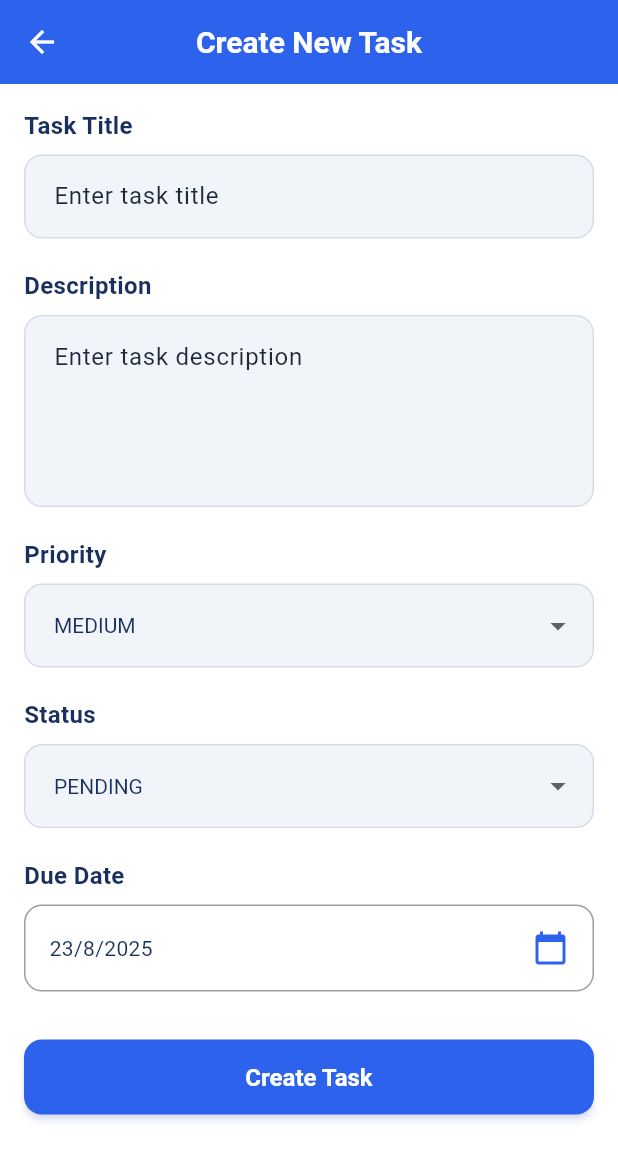
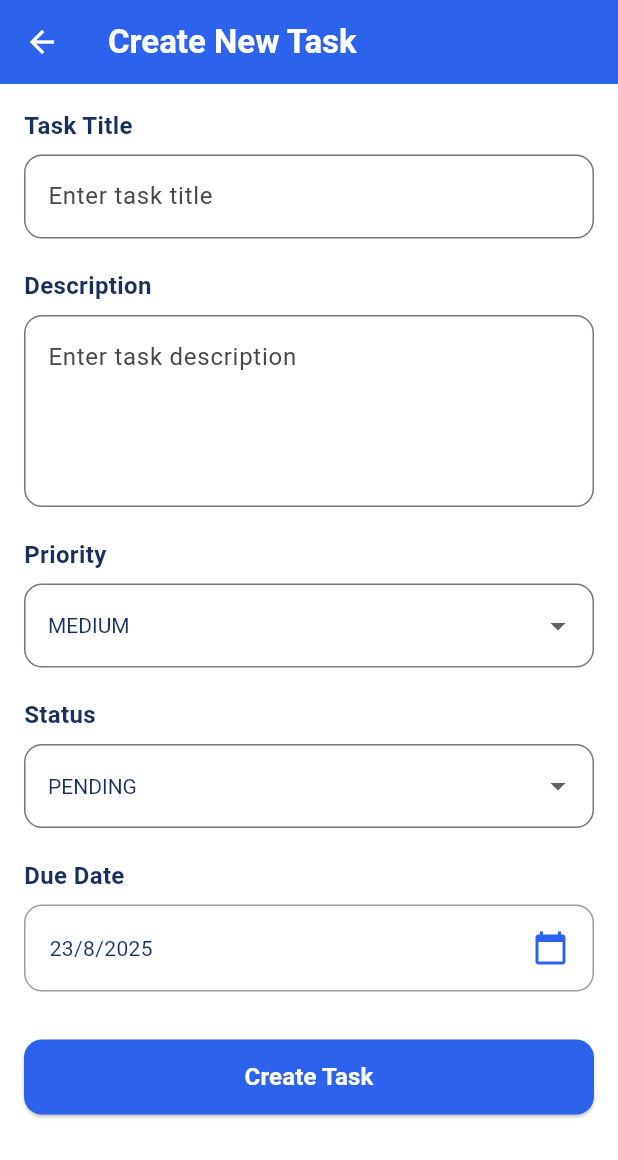
Before and after one commit to SeneshFitzroy/Team-Sync-Project-Management-Application, a Flutter app: the screen it shows after launch, after a tap on "Create Task", on a phone screen of 412 x 824 dp. Shown: the top 1160 px of the screen. Run offline on Flutter 3.47's test engine with Material 3 defaults, Android fonts, the phone set to English and light mode, and no system bars; our stand-ins replace cloud_firestore, firebase_auth, firebase_core; accounts and stored records are empty; Roboto replaces fonts that are missing (Poppins).

Commit message:
feat: Enhanced lib/main.dart,  - Detailed changes: diff --git a/lib/main.dart b/lib/main.dart index 4... at 11:47:53.19 Fri 08/22/2025

```diff
--- a/lib/main.dart
+++ b/lib/main.dart
@@ -1,35 +1,7 @@
 import 'package:flutter/material.dart';
-import 'package:flutter/services.dart';
-import 'package:firebase_core/firebase_core.dart';
-import 'firebase_options.dart';
-import 'theme/app_theme.dart';
+import 'Screens/MainAppNavigator.dart';
 
-// Import splash screen
-import 'Screens/splash_screen.dart';
-
-void main() async {
-  // Ensure Flutter is initialized
-  WidgetsFlutterBinding.ensureInitialized();
-
-  // Initialize Firebase with error handling
-  try {
-    await Firebase.initializeApp(
-      options: DefaultFirebaseOptions.currentPlatform,
-    );
-    print('Firebase initialized successfully');
-  } catch (e) {
-    print('Firebase initialization error: $e');
-    // Continue without Firebase for now
-  }
-
-  // Set system UI overlay style
-  SystemChrome.setSystemUIOverlayStyle(
-    const SystemUiOverlayStyle(
-      statusBarColor: Colors.transparent,
-      statusBarIconBrightness: Brightness.light,
-    ),
-  );
-
+void main() {
   runApp(const MyApp());
 }
 
@@ -41,8 +13,11 @@ class MyApp extends StatelessWidget {
     return MaterialApp(
       title: '✓ TaskSync',
       debugShowCheckedModeBanner: false,
-      theme: AppTheme.lightTheme,
-      home: const SplashScreen(),
+      theme: ThemeData(
+        primarySwatch: Colors.blue,
+        useMaterial3: true,
+      ),
+      home: const MainAppNavigator(),
     );
   }
 }
```
